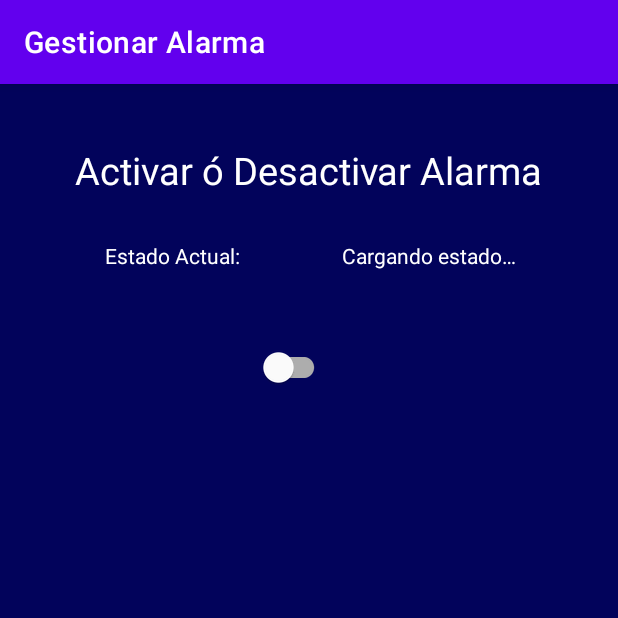
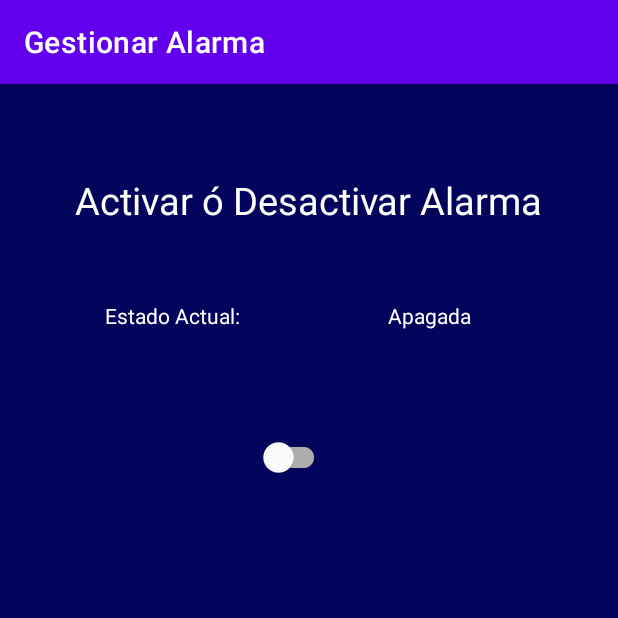
Before and after one commit to JCharly95/Ardu_Security, an Android app: the AlarmActivity screen opened directly, with no data from a screen before it, on a phone screen of 412 x 824 dp, the top half of it. Run offline under Robolectric (Android 15) with nearby library versions, the phone set to English and light mode, and no system bars; our stand-ins replace Firebase (no records; nobody signed in at launch, a user with empty details on screens opened directly); 1 statement that could not run was skipped.

Commit message:
Alarma
En este commit se creó la interfaz con funcionalidad de la alarma sincronizado con la entidad en firebase y realizando cambios en tiempo real hacia y desde la App.

```diff
--- a/app/src/main/java/com/ardusec/ardu_security/AlarmActivity.kt
+++ b/app/src/main/java/com/ardusec/ardu_security/AlarmActivity.kt
@@ -4,12 +4,10 @@ import androidx.appcompat.app.AppCompatActivity
 import android.os.Bundle
 import android.util.Log
 import android.widget.TextView
-import androidx.core.view.isGone
 import com.google.android.material.switchmaterial.SwitchMaterial
 import com.google.firebase.database.*
 import com.google.firebase.database.ktx.database
 import com.google.firebase.ktx.Firebase
-import com.google.gson.Gson
 
 class AlarmActivity : AppCompatActivity() {
     private lateinit var lblSta: TextView
@@ -37,19 +35,23 @@ class AlarmActivity : AppCompatActivity() {
         // Inicializando instancia hacia el nodo raiz de la BD
         database = Firebase.database
 
+        // Estableciendo el estado del switch acorde a la info de firebase
+        setSwitch()
+    }
+
+    private fun setSwitch(){
         // Establecer el estado del switch acorde al valor de la entidad en firebase
-        ref = database.getReference("Alarma")
+        ref = database.getReference("Alarma").child("estado")
         ref.addValueEventListener(object: ValueEventListener {
             override fun onDataChange(dataSnapshot: DataSnapshot){
-                val estado = dataSnapshot.children
-                Log.w("FirebaseResult", "Estado de la alarma en firebase: $estado")
-                /*if(estado){
+                val estado = dataSnapshot.value
+                if(estado as Boolean){
                     lblSta.text = resources.getString(R.string.alEstaAct)
                     swAlarma.isChecked = true
                 }else{
                     lblSta.text = resources.getString(R.string.alEstaDesa)
                     swAlarma.isChecked = false
-                }*/
+                }
             }
             override fun onCancelled(databaseError: DatabaseError) {
                 Log.w("FirebaseError", "Error: No se pudieron obtener o no se pudieron actualizar los valores solicitados", databaseError.toException())
@@ -58,8 +60,14 @@ class AlarmActivity : AppCompatActivity() {
     }
 
     private fun addListeners(){
-        swAlarma.setOnClickListener {
-            swAlarma.isChecked = !swAlarma.isChecked
+        swAlarma.setOnCheckedChangeListener{ _, isChecked ->
+            if (isChecked){
+                swAlarma.isChecked = true
+                database.getReference("Alarma").child("estado").setValue(true)
+            }else{
+                swAlarma.isChecked = false
+                database.getReference("Alarma").child("estado").setValue(false)
+            }
         }
     }
 }
--- a/app/src/main/res/layout/activity_alarm.xml
+++ b/app/src/main/res/layout/activity_alarm.xml
@@ -11,7 +11,7 @@
         android:id="@+id/lblHeadAlarma"
         android:layout_width="wrap_content"
         android:layout_height="wrap_content"
-        android:layout_marginTop="40dp"
+        android:layout_marginTop="60dp"
         android:text="@string/headAlarma"
         android:textColor="@color/white"
         android:textSize="25sp"
@@ -24,7 +24,7 @@
         android:id="@+id/lblStatus"
         android:layout_width="wrap_content"
         android:layout_height="wrap_content"
-        android:layout_marginTop="30dp"
+        android:layout_marginTop="50dp"
         android:text="@string/lblEsta"
         android:textColor="@color/cardview_light_background"
         android:textSize="14sp"
@@ -37,7 +37,7 @@
         android:id="@+id/lblStaVal"
         android:layout_width="wrap_content"
         android:layout_height="wrap_content"
-        android:layout_marginTop="30dp"
+        android:layout_marginTop="50dp"
         android:text="@string/lblEstaVal"
         android:textColor="@color/cardview_light_background"
         android:textSize="14sp"
@@ -49,7 +49,7 @@
         android:id="@+id/swAlarma"
         android:layout_width="100dp"
         android:layout_height="50dp"
-        android:layout_marginTop="40dp"
+        android:layout_marginTop="60dp"
         app:layout_constraintEnd_toEndOf="parent"
         app:layout_constraintHorizontal_bias="0.385"
         app:layout_constraintStart_toStartOf="parent"
```
